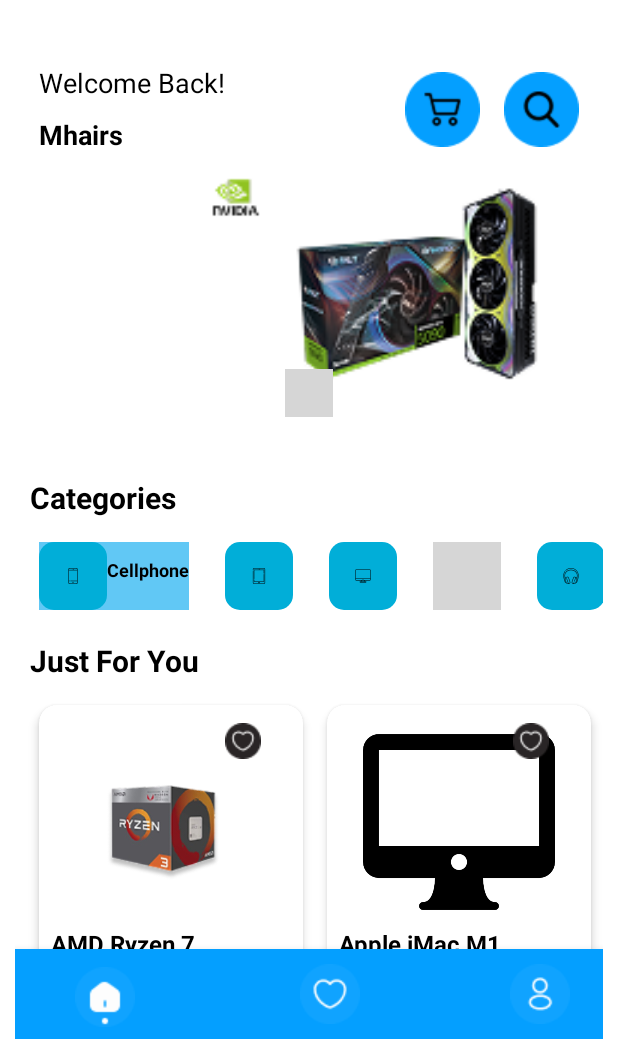
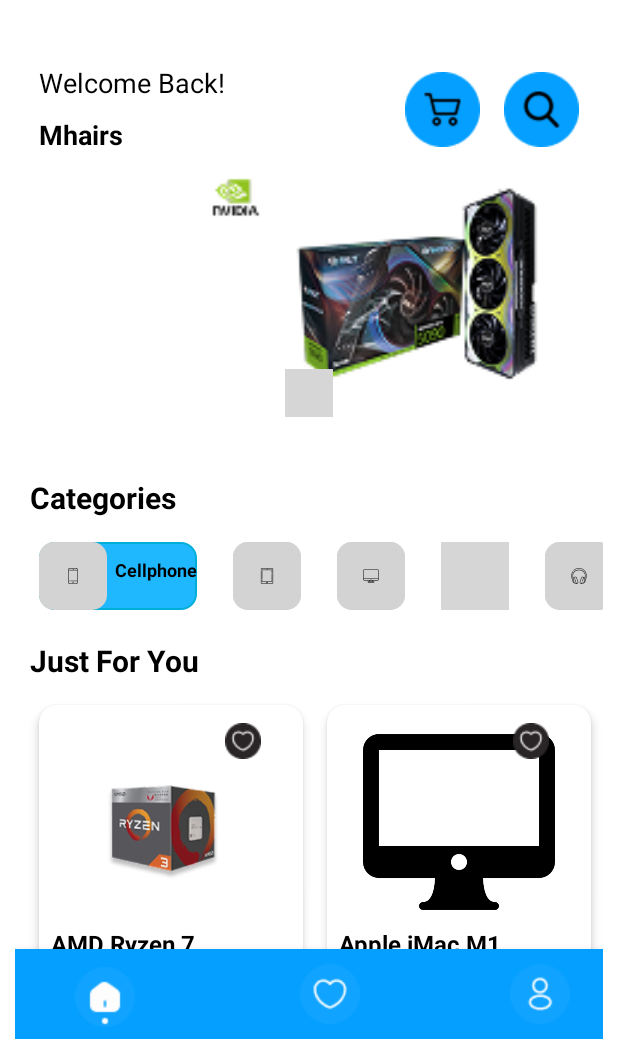
Before and after one commit to Mikey-Kulot/GADGETCART, an Android app: the MainActivity screen opened directly, with no data from a screen before it, after a tap on an icon or button, on a phone screen of 412 x 824 dp, the part 182-1236 px from its top. Run offline under Robolectric (Android 15) with nearby library versions, the light colour scheme and no system bars; plain views replace DotsIndicator; 1 statement that could not run was skipped; grey boxes are pictures that could not be loaded.

Commit message:
Another Commit

```diff
--- a/app/src/main/java/com/example/gadgetcart/Adapter/CategoryAdapter.kt
+++ b/app/src/main/java/com/example/gadgetcart/Adapter/CategoryAdapter.kt
@@ -2,19 +2,13 @@
 
 import android.content.Context
 import android.content.Intent
-import android.graphics.Color
+import android.os.Handler
 import android.view.LayoutInflater
 import android.view.ViewGroup
 import androidx.recyclerview.widget.RecyclerView
 import com.bumptech.glide.Glide
 import android.view.View
-import com.example.gadgetcart.AccessoriesActivity
-import com.example.gadgetcart.CellphoneActivity
-import com.example.gadgetcart.ComputerActivity
-import com.example.gadgetcart.DronesActivity
-import com.example.gadgetcart.LaptopActivity
-import com.example.gadgetcart.SmartwatchesActivity
-import com.example.gadgetcart.TabletActivity
+import com.example.gadgetcart.*
 import com.example.gadgetcart.databinding.CategoriesBinding
 import com.example.gadgetcart.model.Category
 
@@ -24,8 +18,10 @@
 ) : RecyclerView.Adapter<CategoryAdapter.CategoryViewHolder>() {
 
     private var selectedPosition = RecyclerView.NO_POSITION
+    private var lastClickTime: Long = 0
+    private val doubleClickThreshold = 300L
 
-    class CategoryViewHolder(val binding: CategoriesBinding) :
+    inner class CategoryViewHolder(val binding: CategoriesBinding) :
         RecyclerView.ViewHolder(binding.root) {
 
         fun bind(categoryItem: Category, isSelected: Boolean) {
@@ -34,10 +30,11 @@
                 .into(binding.ivCategory)
 
             binding.tvCategory.text = categoryItem.name
+
             binding.tvCategory.visibility = if (isSelected) View.VISIBLE else View.GONE
 
-            binding.categoryContainer.setBackgroundColor(
-                if (isSelected) Color.parseColor("#61C8F5") else Color.TRANSPARENT
+            binding.categoryContainer.setBackgroundResource(
+                if (isSelected) R.drawable.blue_bg_selected else R.drawable.grey_bg
             )
         }
     }
@@ -52,25 +49,35 @@
         holder.bind(categoryItem, position == selectedPosition)
 
         holder.itemView.setOnClickListener {
-            val adapterPosition = holder.bindingAdapterPosition
-            if (adapterPosition != RecyclerView.NO_POSITION) {
-                selectedPosition = adapterPosition
-                notifyDataSetChanged()
+            val currentTime = System.currentTimeMillis()
 
+            if (currentTime - lastClickTime < doubleClickThreshold) {
+                goToActivity(categoryItem)
+            } else {
+                val previousSelectedPosition = selectedPosition
+                selectedPosition = holder.bindingAdapterPosition
+
+                notifyItemChanged(previousSelectedPosition)
+                notifyItemChanged(selectedPosition)
+            }
+
+            lastClickTime = currentTime
+        }
+    }
+
+    private fun goToActivity(categoryItem: Category) {
         val intent = when (categoryItem.name) {
             "Cellphone" -> Intent(context, CellphoneActivity::class.java)
             "Tablet" -> Intent(context, TabletActivity::class.java)
             "Computer" -> Intent(context, ComputerActivity::class.java)
             "Laptop" -> Intent(context, LaptopActivity::class.java)
             "Accessories" -> Intent(context, AccessoriesActivity::class.java)
-                    "Smartwatches" -> Intent(context, SmartwatchesActivity::class.java)
+            "Smartwatch" -> Intent(context, SmartwatchesActivity::class.java)
             "Drones" -> Intent(context, DronesActivity::class.java)
             else -> null
         }
         intent?.let { context.startActivity(it) }
     }
-        }
-    }
 
     override fun getItemCount(): Int = categoryItems.size
 }
--- /dev/null
+++ b/app/src/main/res/drawable/blue_bg_selected.xml
@@ -0,0 +1,11 @@
+<?xml version="1.0" encoding="utf-8"?>
+<selector xmlns:android="http://schemas.android.com/apk/res/android">
+    <item>
+        <shape android:shape="rectangle">
+            <solid android:color="@color/light_blue"/>
+            <corners android:radius="10dp"/>
+            <stroke android:width="1dp" android:color="@color/buttons"/>
+        </shape>
+    </item>
+
+</selector>
--- /dev/null
+++ b/app/src/main/res/drawable/grey_bg.xml
@@ -0,0 +1,10 @@
+<?xml version="1.0" encoding="utf-8"?>
+<selector xmlns:android="http://schemas.android.com/apk/res/android">
+    <item>
+        <shape android:shape="rectangle">
+            <solid android:color="@color/grey"/>
+            <corners android:radius="10dp"/>
+        </shape>
+    </item>
+
+</selector>
--- a/app/src/main/res/layout/categories.xml
+++ b/app/src/main/res/layout/categories.xml
@@ -13,8 +13,8 @@
         android:id="@+id/ivCategory"
         android:layout_width="45dp"
         android:layout_height="45dp"
-        android:src="@drawable/categories_bg"
-        android:background="@drawable/categories_bg"
+        android:src="@drawable/grey_bg"
+        android:background="@drawable/grey_bg"
         android:scaleType="centerInside" />
 
     <TextView
@@ -23,6 +23,7 @@
         android:layout_height="wrap_content"
         android:layout_marginTop="10dp"
         android:text="PC"
+        android:layout_marginStart="5dp"
         android:gravity="center_horizontal"
         android:textColor="@color/black"
         android:textSize="12sp"
--- a/app/src/main/res/layout/viewholder_pic.xml
+++ b/app/src/main/res/layout/viewholder_pic.xml
@@ -9,6 +9,7 @@
     android:layout_marginEnd="8dp">
 
     <ImageView
+        android:id="@+id/pic"
         android:layout_width="wrap_content"
         android:layout_height="wrap_content"
         tools:layout_constraintBottom_toBottomOf="parent"
--- a/app/src/main/res/values/colors.xml
+++ b/app/src/main/res/values/colors.xml
@@ -14,4 +14,6 @@
 
     <color name="buttons">#01AED8</color>
     <color name="grey">#D3D3D3</color>
+    <color name="light_blue">#1FB8FF</color>
+    <color name="eye_color">#A9A9A9</color>
 </resources>
```
Also changed, not shown: app/src/main/java/com/example/gadgetcart/Adapter/PicAdapter.kt (added, +55 -0 lines), app/src/main/java/com/example/gadgetcart/SignInActivity.kt (+21 -62 lines), app/src/main/java/com/example/gadgetcart/SignUpActivity.kt (+22 -23 lines), app/src/main/res/drawable/ic_eye_closed.xml (added, +10 -0 lines), app/src/main/res/drawable/ic_eye_open.xml (added, +10 -0 lines), app/src/main/res/layout/sign_in.xml (+11 -2 lines), app/src/main/res/layout/sign_up.xml (+24 -6 lines). Lines whose indentation alone changed are shown as unchanged.
